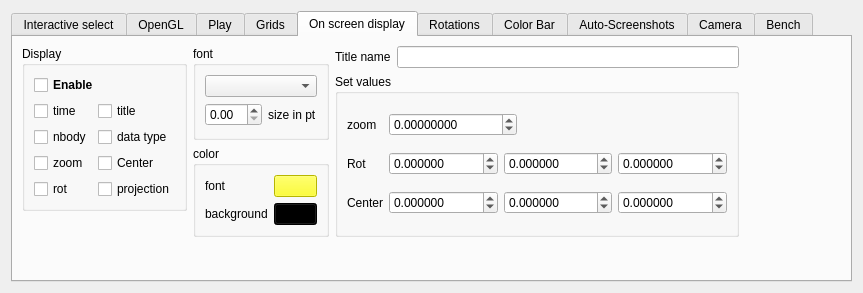
This is src/formoptions.ui in jcldc/glnemo2 as Qt 5 draws it before an edit. The edited form follows.
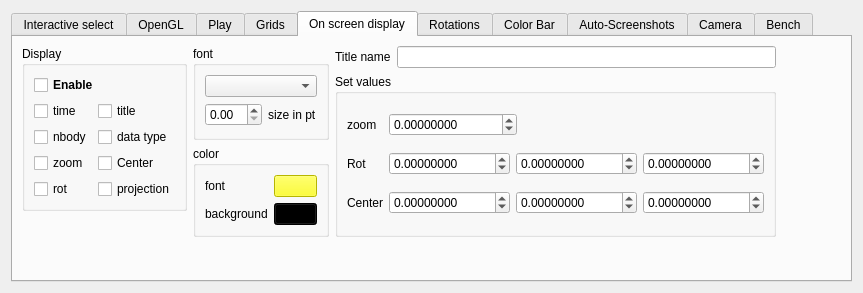
This is the edited form. The open tabs and pages were chosen to show the change. Icons and pictures are not drawn.

```diff
--- a/src/formoptions.ui
+++ b/src/formoptions.ui
@@ -2803,7 +2803,7 @@
             <item>
              <widget class="QDoubleSpinBox" name="rx_dspin">
               <property name="decimals">
-               <number>6</number>
+               <number>8</number>
               </property>
               <property name="minimum">
                <double>-1000.000000000000000</double>
@@ -2816,7 +2816,7 @@
             <item>
              <widget class="QDoubleSpinBox" name="ry_dspin">
               <property name="decimals">
-               <number>6</number>
+               <number>8</number>
               </property>
               <property name="minimum">
                <double>-1000.000000000000000</double>
@@ -2829,7 +2829,7 @@
             <item>
              <widget class="QDoubleSpinBox" name="rz_dspin">
               <property name="decimals">
-               <number>6</number>
+               <number>8</number>
               </property>
               <property name="minimum">
                <double>-1000.000000000000000</double>
@@ -2853,7 +2853,7 @@
             <item>
              <widget class="QDoubleSpinBox" name="tx_dspin">
               <property name="decimals">
-               <number>6</number>
+               <number>8</number>
               </property>
               <property name="minimum">
                <double>-50000.000000000000000</double>
@@ -2866,7 +2866,7 @@
             <item>
              <widget class="QDoubleSpinBox" name="ty_dspin">
               <property name="decimals">
-               <number>6</number>
+               <number>8</number>
               </property>
               <property name="minimum">
                <double>-50000.000000000000000</double>
@@ -2879,7 +2879,7 @@
             <item>
              <widget class="QDoubleSpinBox" name="tz_dspin">
               <property name="decimals">
-               <number>6</number>
+               <number>8</number>
               </property>
               <property name="minimum">
                <double>-50000.000000000000000</double>
```
Left out of the diff: 7 changed lines with no effect on the pictures.
